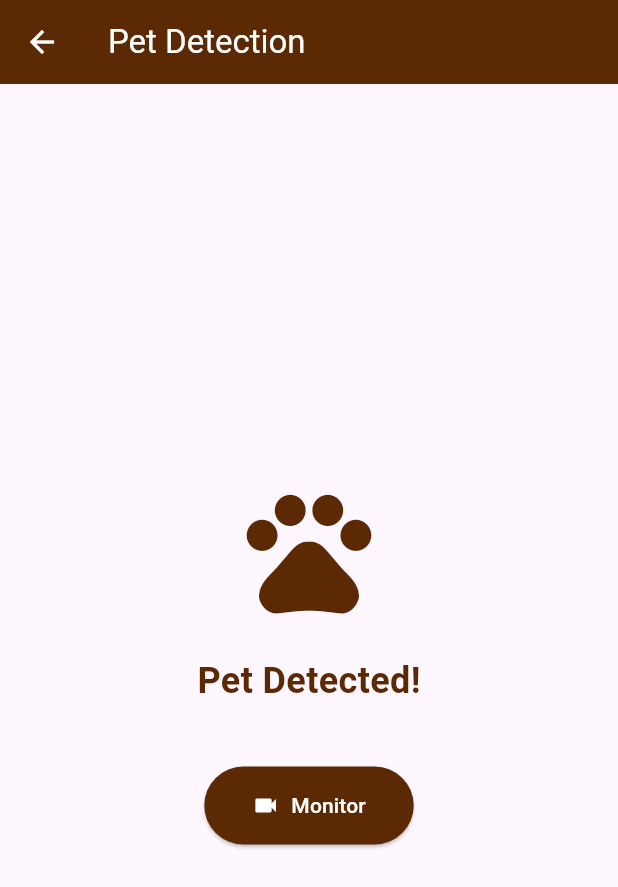
After one commit to marku7/petFeeder, a Flutter app: the NotificationScreen screen opened directly, on a phone screen of 412 x 824 dp. The commit adds this screen. Shown: the top 887 px of the screen. Run offline on Flutter 3.47's test engine with Material 3 defaults, Android fonts, the phone set to English and light mode, and no system bars; our stand-ins replace audioplayers, cloud_firestore, firebase_core, firebase_database, firebase_storage, flutter_local_notifications and 7 more; accounts and stored records are empty; network calls fail.

Commit message:
added notification for pet detection

```diff
--- /dev/null
+++ b/lib/screens/notification_screen.dart
@@ -0,0 +1,81 @@
+import 'package:flutter/material.dart';
+import 'package:webview_flutter/webview_flutter.dart';
+import 'package:pet_feeder/services/ip_address_service.dart';
+import 'package:pet_feeder/utils/colors.dart';
+import 'package:pet_feeder/screens/camera_screen.dart';
+
+class NotificationScreen extends StatelessWidget {
+  const NotificationScreen({Key? key}) : super(key: key);
+
+  @override
+  Widget build(BuildContext context) {
+    return Scaffold(
+      appBar: AppBar(
+        title: const Text('Pet Detection'),
+        backgroundColor: primary,
+        foregroundColor: Colors.white,
+      ),
+      body: Center(
+        child: Column(
+          mainAxisAlignment: MainAxisAlignment.center,
+          children: [
+            Icon(
+              Icons.pets,
+              size: 100,
+              color: primary,
+            ),
+            const SizedBox(height: 20),
+            Text(
+              'Pet Detected!',
+              style: TextStyle(
+                fontSize: 24,
+                fontWeight: FontWeight.bold,
+                color: primary,
+              ),
+            ),
+            const SizedBox(height: 40),
+            ElevatedButton.icon(
+              onPressed: () {
+                Navigator.push(
+                  context,
+                  MaterialPageRoute(
+                    builder: (context) => const CameraScreen(),
+                  ),
+                );
+              },
+              icon: const Icon(Icons.videocam),
+              label: const Text('Monitor'),
+              style: ElevatedButton.styleFrom(
+                backgroundColor: primary,
+                foregroundColor: Colors.white,
+                padding: const EdgeInsets.symmetric(
+                  horizontal: 32,
+                  vertical: 16,
+                ),
+              ),
+            ),
+          ],
+        ),
+      ),
+    );
+  }
+}
+
+class WebViewScreen extends StatelessWidget {
+  const WebViewScreen({Key? key}) : super(key: key);
+
+  @override
+  Widget build(BuildContext context) {
+    return Scaffold(
+      appBar: AppBar(
+        title: const Text('Live Monitoring'),
+      ),
+      body: const Center(
+        child: Text(
+          'Test Mode: Live Monitoring',
+          style: TextStyle(fontSize: 20),
+        ),
+      ),
+    );
+  }
+}
--- a/pubspec.yaml
+++ b/pubspec.yaml
@@ -46,11 +46,12 @@ dependencies:
   audioplayers: ^5.2.1
   syncfusion_flutter_charts: ^24.2.3
   syncfusion_flutter_gauges: ^24.2.3
-  http: ^1.2.2
+  http: ^1.2.0
   webview_flutter: ^4.8.0
-  flutter_local_notifications: ^16.3.3
+  flutter_local_notifications: ^16.3.2
   timezone: ^0.9.2
   shared_preferences: ^2.2.3
+  workmanager: ^0.5.2
 
 dev_dependencies:
   flutter_test:
```
Also changed, not shown: lib/main.dart (+25 -0 lines), lib/screens/camera_screen.dart (+14 -2 lines), lib/services/ip_address_service.dart (added, +25 -0 lines), lib/services/notification_service.dart (+52 -9 lines), lib/services/pet_detection_service.dart (added, +48 -0 lines), pubspec.lock.
